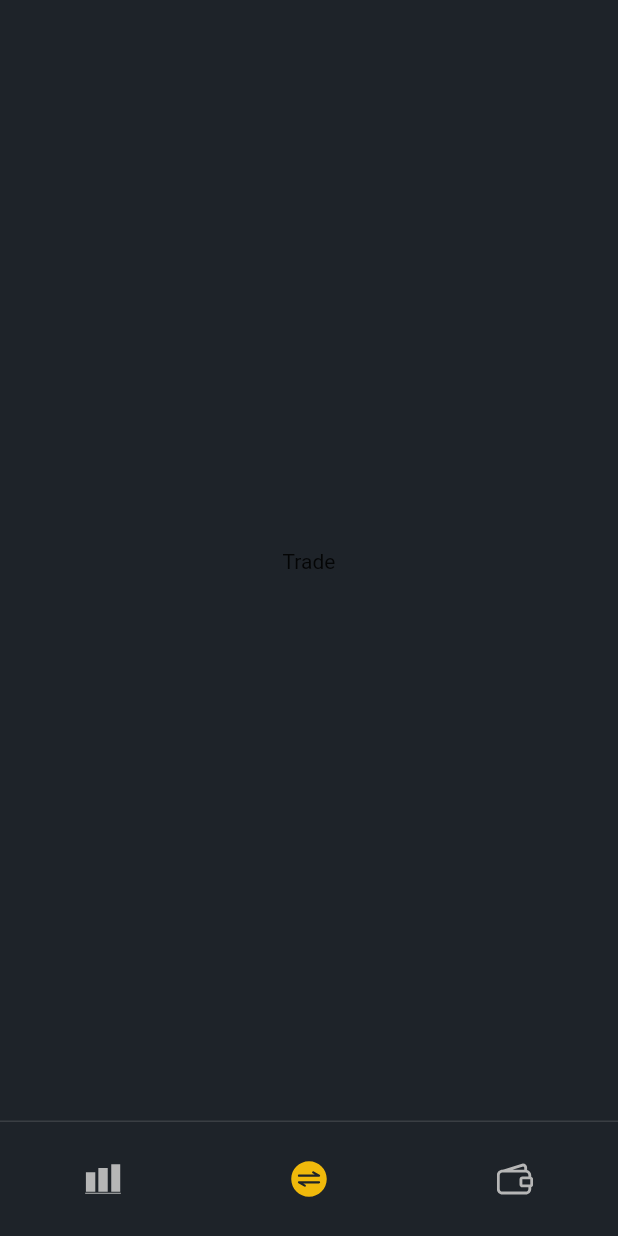
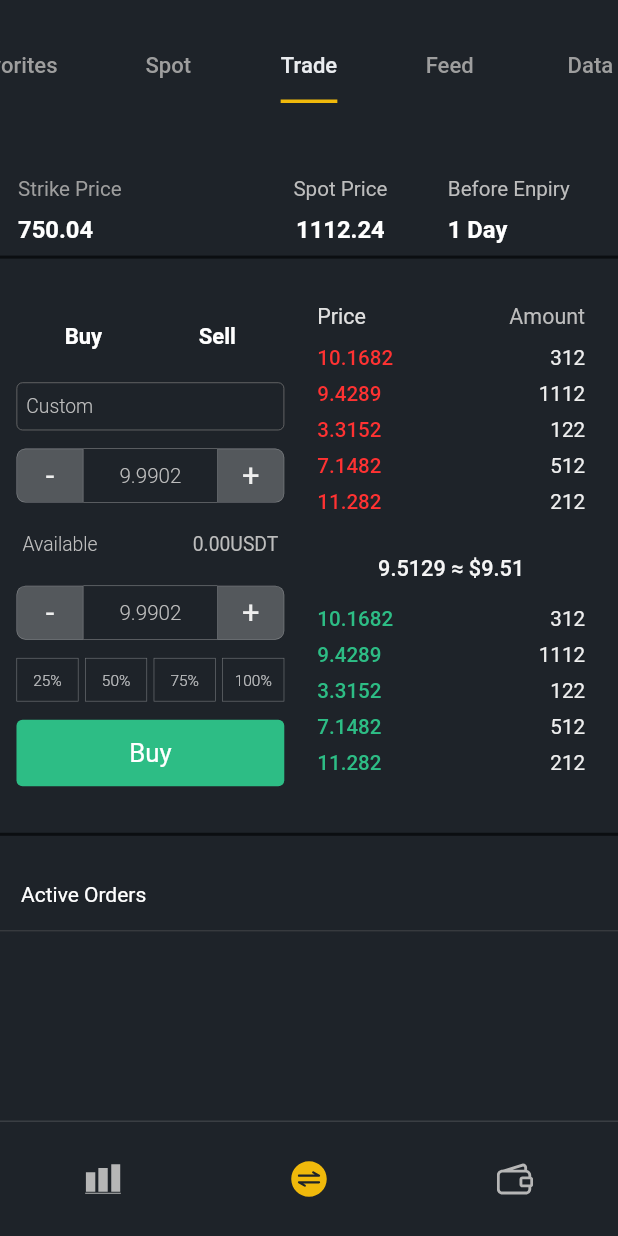
Before and after one commit to MorgueMorg/Flutter-Binance-App, a Flutter app: the TradeScreen screen opened by its route, on a phone screen of 412 x 824 dp. Run offline on Flutter 3.47's test engine with Material 2 defaults, Android fonts, the light colour scheme and no system bars; our stand-ins replace dio, equatable, flutter_bloc, flutter_svg, get_it, go_router; network calls fail.

Commit message:
Updated UI and trade screen :comet:

```diff
--- a/lib/components/custom_tap_bar.dart
+++ b/lib/components/custom_tap_bar.dart
@@ -56,6 +56,8 @@ class CustomTapBarState extends State<CustomTapBar>
           router.go('/markets');
         } else if (index == 1) {
           router.go('/wallets');
+        } else if (index == 2) {
+          router.go('/trade');
         }
       },
       isScrollable: true,
@@ -90,7 +92,7 @@ class CustomTapBarState extends State<CustomTapBar>
         SizedBox(
           width: SizeConfig.screenWidth * .15,
           child: const Tab(
-            text: 'Futures',
+            text: 'Trade',
           ),
         ),
         SizedBox(
--- a/lib/features/screens/markets/components/crypto_list/crypto_list_screen.dart
+++ b/lib/features/screens/markets/components/crypto_list/crypto_list_screen.dart
@@ -1,6 +1,7 @@
 import 'dart:async';
 
 import 'package:binance_clone/components/constants.dart';
+import 'package:binance_clone/components/size_config.dart';
 import 'package:binance_clone/features/bloc/crypto_list_bloc/crypto_list_bloc.dart';
 import 'package:binance_clone/features/screens/markets/components/crypto_list/markets_coin_tile.dart';
 import 'package:binance_clone/features/screens/markets/components/widgets/bottom_tapbar.dart';
@@ -69,18 +70,24 @@ class _CryptoListScreenState extends State<CryptoListScreen> {
                       mainAxisAlignment: MainAxisAlignment.center,
                       crossAxisAlignment: CrossAxisAlignment.center,
                       children: [
+                        SizedBox(height: getProportionateScreenHeight(50)),
                         const Text(
                           "Something went wrong",
+                          style: TextStyle(color: Colors.white),
                         ),
                         const Text(
                           "Please try again later",
+                          style: TextStyle(color: Colors.white),
                         ),
-                        const SizedBox(height: 30),
+                        SizedBox(height: getProportionateScreenHeight(40)),
                         TextButton(
                           onPressed: () {
                             _cryptoListBloc.add(LoadCryptoList());
                           },
-                          child: const Text("Try again"),
+                          child: const Text(
+                            "Try again",
+                            style: TextStyle(color: secondaryDarkColor),
+                          ),
                         )
                       ],
                     ));
--- a/lib/features/screens/trade/components/body.dart
+++ b/lib/features/screens/trade/components/body.dart
@@ -1,12 +1,38 @@
+import 'package:binance_clone/components/custom_tap_bar.dart';
+import 'package:binance_clone/components/size_config.dart';
+import 'package:binance_clone/features/screens/trade/components/trade.dart';
 import 'package:flutter/material.dart';
 
-class Body extends StatelessWidget {
+// ! Страница trade была необязательна, я сделал ее просто для красоты! Снизу лапша код на 500 строк, все виджеты статические, так что не стоит обращать внимание на эту страницу!
+
+class Body extends StatefulWidget {
   const Body({super.key});
 
   @override
+  State<Body> createState() => _BodyState();
+}
+
+class _BodyState extends State<Body> {
+  int currentIndex =
+      2; // ? Для того чтобы на экране "trade" индикатор был под текстом "trade" на tapbar'e.
+
+  @override
   Widget build(BuildContext context) {
-    return const Center(
-      child: Text("Trade"),
+    return SingleChildScrollView(
+      child: Column(
+        children: [
+          CustomTapBar(
+            currentIndex: currentIndex,
+            onChangedTab: (index) {
+              setState(() {
+                currentIndex = index;
+              });
+            },
+          ),
+          SizedBox(height: getProportionateScreenHeight(40)),
+          const Trade(),
+        ],
+      ),
     );
   }
 }
--- /dev/null
+++ b/lib/features/screens/trade/components/trade.dart
@@ -0,0 +1,556 @@
+import 'package:binance_clone/components/constants.dart';
+import 'package:binance_clone/components/size_config.dart';
+import 'package:flutter/material.dart';
+
+// ! Страница trade была необязательна, я сделал ее просто для красоты! Снизу лапша код на 500 строк, все виджеты статические, так что не стоит обращать внимание на эту страницу!
+
+class Trade extends StatefulWidget {
+  const Trade({super.key});
+
+  @override
+  State<Trade> createState() => _TradeState();
+}
+
+class _TradeState extends State<Trade> {
+  @override
+  Widget build(BuildContext context) {
+    return Container(
+      color: primaryLightColor,
+      child: SingleChildScrollView(
+        child: Column(
+          crossAxisAlignment: CrossAxisAlignment.start,
+          children: [
+            _buildTopBar(context),
+            _buildValueOfTopBar(context),
+            Container(
+              height: getProportionateScreenHeight(2),
+              color: primaryDarkColor,
+            ),
+            Container(
+              padding: EdgeInsets.only(
+                left: getProportionateScreenWidth(10),
+                right: getProportionateScreenWidth(20),
+                bottom: getProportionateScreenHeight(30),
+                top: getProportionateScreenHeight(30),
+              ),
+              child: Row(
+                children: [
+                  _buildLeftColumn(context),
+                  SizedBox(width: getProportionateScreenWidth(20)),
+                  _buildRightColumn(context),
+                ],
+              ),
+            ),
+            Container(
+              height: getProportionateScreenHeight(2),
+              color: primaryDarkColor,
+            ),
+            SizedBox(
+              height: SizeConfig.screenHeight * .4,
+              child: Column(
+                crossAxisAlignment: CrossAxisAlignment.start,
+                mainAxisAlignment: MainAxisAlignment.start,
+                children: [
+                  SizedBox(
+                    height: getProportionateScreenHeight(15),
+                  ),
+                  const Padding(
+                    padding:
+                        EdgeInsets.symmetric(horizontal: 14.0, vertical: 16.0),
+                    child: Text(
+                      'Active Orders',
+                      style: TextStyle(
+                        color: Colors.white,
+                        fontWeight: FontWeight.w400,
+                      ),
+                    ),
+                  ),
+                  Divider(
+                    color: Colors.grey.shade700,
+                    thickness: .35,
+                    height: .35,
+                  ),
+                  Expanded(
+                    child: Center(
+                      child: Row(
+                        mainAxisAlignment: MainAxisAlignment.center,
+                        children: [
+                          // padding: EdgeInsets.only(top: 4.0),
+                          Text(
+                            'No order...',
+                            style: TextStyle(
+                              color: Colors.grey.shade200,
+                              fontWeight: FontWeight.w400,
+                            ),
+                          ),
+                        ],
+                      ),
+                    ),
+                  ),
+                ],
+              ),
+            ),
+          ],
+        ),
+      ),
+    );
+  }
+
+  Widget _buildTopBar(context) {
+    return Container(
+      padding: const EdgeInsets.fromLTRB(12.0, 8.0, 6.0, 8.0),
+      child: Row(
+        children: [
+          Expanded(
+            flex: 4,
+            child: Text(
+              'Strike Price',
+              style: TextStyle(
+                fontSize: SizeConfig.screenWidth / 30.0,
+                color: Colors.grey,
+              ),
+            ),
+          ),
+          Expanded(
+            flex: 4,
+            child: Row(
+              mainAxisAlignment: MainAxisAlignment.center,
+              children: [
+                Text(
+                  'Spot Price',
+                  style: TextStyle(
+                    fontSize: SizeConfig.screenWidth / 30.0,
+                    color: Colors.grey.shade400,
+                    fontWeight: FontWeight.w400,
+                  ),
+                ),
+              ],
+            ),
+          ),
+          Expanded(
+            flex: 3,
+            child: Row(
+              mainAxisAlignment: MainAxisAlignment.start,
+              children: [
+                Text(
+                  'Before Enpiry',
+                  style: TextStyle(
+                    fontSize: SizeConfig.screenWidth / 30.0,
+                    color: Colors.grey.shade400,
+                    fontWeight: FontWeight.w400,
+                  ),
+                ),
+              ],
+            ),
+          ),
+        ],
+      ),
+    );
+  }
+
+  Widget _buildValueOfTopBar(context) {
+    return Container(
+      padding: const EdgeInsets.fromLTRB(12.0, 2.0, 6.0, 8.0),
+      child: Row(
+        children: [
+          Expanded(
+            flex: 4,
+            child: Text(
+              '750.04',
+              style: TextStyle(
+                fontSize: SizeConfig.screenWidth / 26.0,
+                color: Colors.white,
+                fontWeight: FontWeight.bold,
+              ),
+            ),
+          ),
+          Expanded(
+            flex: 4,
+            child: Row(
+              mainAxisAlignment: MainAxisAlignment.center,
+              children: [
+                Text(
+                  '1112.24',
+                  style: TextStyle(
+                    fontSize: SizeConfig.screenWidth / 26.0,
+                    color: Colors.white,
+                    fontWeight: FontWeight.bold,
+                  ),
+                ),
+              ],
+            ),
+          ),
+          Expanded(
+            flex: 3,
+            child: Row(
+              mainAxisAlignment: MainAxisAlignment.start,
+              children: [
+                Text(
+                  '1 Day',
+                  style: TextStyle(
+                    fontSize: SizeConfig.screenWidth / 26.0,
+                    color: Colors.white,
+                    fontWeight: FontWeight.bold,
+                  ),
+                ),
+              ],
+            ),
+          ),
+        ],
+      ),
+    );
+  }
+
+  Widget _buildLeftColumn(context) {
+    return Expanded(
+        child: Column(
+      crossAxisAlignment: CrossAxisAlignment.start,
+      mainAxisAlignment: MainAxisAlignment.start,
+      children: [
+        Row(
+          children: [
+            _buildAction(context, 'Buy', true),
+            _buildAction(context, 'Sell', false),
+          ],
+        ),
+        SizedBox(
+          height: getProportionateScreenHeight(10),
+        ),
+        Container(
+          padding: const EdgeInsets.fromLTRB(6.0, 8.0, 4.0, 8.0),
+          decoration: BoxDecoration(
+            border: Border.all(
+              color: Colors.grey.shade600,
+              width: .5,
+            ),
+            borderRadius: BorderRadius.circular(4.0),
+          ),
+          child: Row(
+            mainAxisAlignment: MainAxisAlignment.spaceBetween,
+            children: [
+              Text(
+                'Custom',
+                style: TextStyle(
+                  fontSize: SizeConfig.screenWidth / 32.0,
+                  color: Colors.grey.shade400,
+                  fontWeight: FontWeight.w300,
+                ),
+              ),
+            ],
+          ),
+        ),
+        SizedBox(
+          height: getProportionateScreenHeight(12),
+        ),
+        _buildCustomValue(context),
+        SizedBox(
+          height: getProportionateScreenHeight(12),
+        ),
+        Container(
+          padding: const EdgeInsets.fromLTRB(4.0, 8.0, 4.0, 8.0),
+          child: Row(
+            mainAxisAlignment: MainAxisAlignment.spaceBetween,
+            children: [
+              Text(
+                'Available',
+                style: TextStyle(
+                  fontSize: SizeConfig.screenWidth / 32.0,
+                  color: Colors.grey.shade400,
+                  fontWeight: FontWeight.w300,
+                ),
+              ),
+              Text(
+                '0.00USDT',
+                style: TextStyle(
+                  fontSize: SizeConfig.screenWidth / 32.0,
+                  color: Colors.grey.shade400,
+                  fontWeight: FontWeight.w400,
+                ),
+              ),
+            ],
+          ),
+        ),
+        SizedBox(height: getProportionateScreenHeight(12)),
+        _buildCustomValue(context),
+        SizedBox(height: getProportionateScreenHeight(12)),
+        Row(
+          children: [
+            _buildPercentCard(context, '25%'),
+            SizedBox(width: getProportionateScreenWidth(4)),
+            _buildPercentCard(context, '50%'),
+            SizedBox(width: getProportionateScreenWidth(4)),
+            _buildPercentCard(context, '75%'),
+            SizedBox(width: getProportionateScreenWidth(4)),
+            _buildPercentCard(context, '100%'),
+          ],
+        ),
+        SizedBox(height: getProportionateScreenHeight(12)),
+        Container(
+          padding:
+              EdgeInsets.symmetric(vertical: getProportionateScreenHeight(12)),
+          decoration: BoxDecoration(
+            borderRadius: BorderRadius.circular(4.0),
+            color: greenLightColor,
+          ),
+          alignment: Alignment.center,
+          child: Text(
+            // _action,
+            "Buy",
+            style: TextStyle(
+              color: Colors.white,
+              fontWeight: FontWeight.w400,
+              fontSize: SizeConfig.screenWidth / 24.0,
+            ),
+          ),
+        ),
+      ],
+    ));
+  }
+
+  Widget _buildAction(context, title, left) {
+    return Expanded(
+      child: GestureDetector(
+        onTap: () {
+          setState(() {
+            // _action = title;
+          });
+        },
+        child: Container(
+          padding:
+              EdgeInsets.symmetric(vertical: getProportionateScreenHeight(12)),
+          decoration: BoxDecoration(
+            borderRadius: BorderRadius.horizontal(
+              left: Radius.circular(
+                left ? 2.5 : .0,
+              ),
+              right: Radius.circular(
+                left ? .0 : 2.5,
+              ),
+            ),
+          ),
+          alignment: Alignment.center,
+          child: Text(
+            title,
+            style: TextStyle(
+              fontSize: SizeConfig.screenWidth / 28.0,
+              color: Colors.white,
+              fontWeight: FontWeight.w600,
+            ),
+          ),
+        ),
+      ),
+    );
+  }
+
+  Widget _buildCustomValue(context) {
+    return Row(
+      children: [
+        Expanded(
+          flex: 1,
+          child: GestureDetector(
+            onTap: () {
+              // setState(() {
+              //   _valueCustom -= .1;
+              // });
+            },
+            child: Container(
+                height: 36.0,
+                decoration: BoxDecoration(
+                  color: Colors.white24,
+                  borderRadius: const BorderRadius.horizontal(
+                    left: Radius.circular(
+                      6.0,
+                    ),
+                  ),
+                  border: Border.all(
+                    color: Colors.white24,
+                    width: .4,
+                  ),
+                ),
+                child: Center(
+                  child: Text(
+                    "-",
+                    style: TextStyle(
+                      color: Colors.grey.shade200,
+                      fontSize: SizeConfig.screenWidth / 20.0,
+                    ),
+                  ),
+                )),
+          ),
+        ),
+        Expanded(
+          flex: 2,
+          child: Container(
+            height: 36.0,
+            decoration: BoxDecoration(
+              border: Border.symmetric(
+                horizontal: BorderSide(
+                  color: Colors.grey.shade400,
+                  width: .25,
+                ),
+              ),
+            ),
+            alignment: Alignment.center,
+            child: Text(
+              "9.9902",
+              // '${_valueCustom.toStringAsFixed(4)}',
+              style: TextStyle(
+                color: Colors.grey.shade400,
+                fontWeight: FontWeight.w300,
+                fontSize: SizeConfig.screenWidth / 30.0,
+              ),
+            ),
+          ),
+        ),
+        Expanded(
+          flex: 1,
+          child: GestureDetector(
+            onTap: () {
+              setState(() {
+                // _valueCustom += .1;
+              });
+            },
+            child: Container(
+              height: 36.0,
+              decoration: BoxDecoration(
+                color: Colors.white24,
+                borderRadius: const BorderRadius.horizontal(
+                  right: Radius.circular(
+                    6.0,
+                  ),
+                ),
+                border: Border.all(
+                  color: Colors.white24,
+                  width: .4,
+                ),
+              ),
+              child: Center(
+                child: Text(
+                  "+",
+                  style: TextStyle(
+                    color: Colors.grey.shade200,
+                    fontSize: SizeConfig.screenWidth / 20.0,
+                  ),
+                ),
+              ),
+            ),
+          ),
+        ),
+      ],
+    );
+  }
+
+  Widget _buildPercentCard(context, title) {
+    return Expanded(
+      child: Container(
+        padding:
+            EdgeInsets.symmetric(vertical: getProportionateScreenHeight(8)),
+        decoration: BoxDecoration(
+          border: Border.all(
+            color: Colors.white38,
+            width: .4,
+          ),
+        ),
+        alignment: Alignment.center,
+        child: Text(
+          title,
+          style: TextStyle(
+            color: Colors.white70,
+            fontSize: SizeConfig.screenWidth / 40.0,
+            fontWeight: FontWeight.w300,
+          ),
+        ),
+      ),
+    );
+  }
+
+  Widget _buildRightColumn(context) {
+    return Expanded(
+      child: Column(
+        crossAxisAlignment: CrossAxisAlignment.start,
+        children: [
+          Container(
+            padding: EdgeInsets.only(bottom: getProportionateScreenHeight(10)),
+            child: Row(
+              mainAxisAlignment: MainAxisAlignment.spaceBetween,
+              children: [
+                Text(
+                  'Price',
+                  style: TextStyle(
+                    fontSize: SizeConfig.screenWidth / 28.8,
+                    color: Colors.grey.shade300,
+                    fontWeight: FontWeight.w400,
+                  ),
+                ),
+                Text(
+                  'Amount',
+                  style: TextStyle(
+                    fontSize: SizeConfig.screenWidth / 28.8,
+                    color: Colors.grey.shade400,
+                    fontWeight: FontWeight.w400,
+                  ),
+                ),
+              ],
+            ),
+          ),
+          _buildValuePriceLine(
+              context, '10.1682', '312', const Color(0xFFFF3232)),
+          _buildValuePriceLine(
+              context, '9.4289', '1112', const Color(0xFFFF3232)),
+          _buildValuePriceLine(
+              context, '3.3152', '122', const Color(0xFFFF3232)),
+          _buildValuePriceLine(
+              context, '7.1482', '512', const Color(0xFFFF3232)),
+          _buildValuePriceLine(
+              context, '11.282', '212', const Color(0xFFFF3232)),
+          Container(
+            padding: EdgeInsets.only(
+                bottom: getProportionateScreenHeight(16),
+                top: getProportionateScreenHeight(20)),
+            alignment: Alignment.center,
+            child: Text(
+              '9.5129 ≈ \$9.51',
+              style: TextStyle(
+                fontSize: SizeConfig.screenWidth / 28.5,
+                color: Colors.grey.shade100,
+                fontWeight: FontWeight.w500,
+              ),
+            ),
+          ),
+          _buildValuePriceLine(context, '10.1682', '312', greenLightColor),
+          _buildValuePriceLine(context, '9.4289', '1112', greenLightColor),
+          _buildValuePriceLine(context, '3.3152', '122', greenLightColor),
+          _buildValuePriceLine(context, '7.1482', '512', greenLightColor),
+          _buildValuePriceLine(context, '11.282', '212', greenLightColor),
+        ],
+      ),
+    );
+  }
+
+  Widget _buildValuePriceLine(context, price, amount, color) {
+    return Padding(
+      padding: EdgeInsets.only(bottom: getProportionateScreenHeight(8)),
+      child: Row(
+        mainAxisAlignment: MainAxisAlignment.spaceBetween,
+        children: [
+          Text(
+            price,
+            style: TextStyle(
+              fontSize: SizeConfig.screenWidth / 30.0,
+              color: color,
+              fontWeight: FontWeight.w500,
+            ),
+          ),
+          Text(
+            amount,
+            style: TextStyle(
+              fontSize: SizeConfig.screenWidth / 30.0,
+              color: Colors.grey.shade200,
+              fontWeight: FontWeight.w400,
+            ),
+          ),
+        ],
+      ),
+    );
+  }
+}
--- a/lib/features/screens/trade/trade_screen.dart
+++ b/lib/features/screens/trade/trade_screen.dart
@@ -1,6 +1,7 @@
 import 'package:binance_clone/components/constants.dart';
 import 'package:binance_clone/components/custom_bottom_nav_bar.dart';
 import 'package:binance_clone/components/menu_enums.dart';
+import 'package:binance_clone/components/size_config.dart';
 import 'package:binance_clone/features/screens/trade/components/body.dart';
 import 'package:flutter/material.dart';
 
@@ -9,10 +10,15 @@ class TradeScreen extends StatelessWidget {
 
   @override
   Widget build(BuildContext context) {
-    return const Scaffold(
+    return Scaffold(
+      appBar: AppBar(
+        backgroundColor: primaryLightColor,
+        toolbarHeight: getProportionateScreenHeight(20),
+        automaticallyImplyLeading: false,
+      ),
       backgroundColor: primaryLightColor,
-      body: Body(),
-      bottomNavigationBar: CustomBottomNavBar(
+      body: const Body(),
+      bottomNavigationBar: const CustomBottomNavBar(
         selectedMenu: MenuState.trade,
       ),
     );
--- a/lib/features/screens/wallets/components/balance_list/balance_list.dart
+++ b/lib/features/screens/wallets/components/balance_list/balance_list.dart
@@ -120,14 +120,22 @@ class _BalanceListState extends State<BalanceList> {
                               mainAxisAlignment: MainAxisAlignment.center,
                               crossAxisAlignment: CrossAxisAlignment.center,
                               children: [
-                                const Text("Something went wrong"),
-                                const Text("Please try again later"),
+                                const Text(
+                                  "Something went wrong",
+                                  style: TextStyle(color: Colors.white),
+                                ),
+                                const Text(
+                                  "Please try again later",
+                                  style: TextStyle(color: Colors.white),
+                                ),
                                 const SizedBox(height: 30),
                                 TextButton(
                                   onPressed: () {
                                     _cryptoListBloc.add(LoadCryptoList());
                                   },
-                                  child: const Text("Try again"),
+                                  child: const Text("Try again",
+                                      style:
+                                          TextStyle(color: secondaryDarkColor)),
                                 ),
                               ],
                             ),
```
